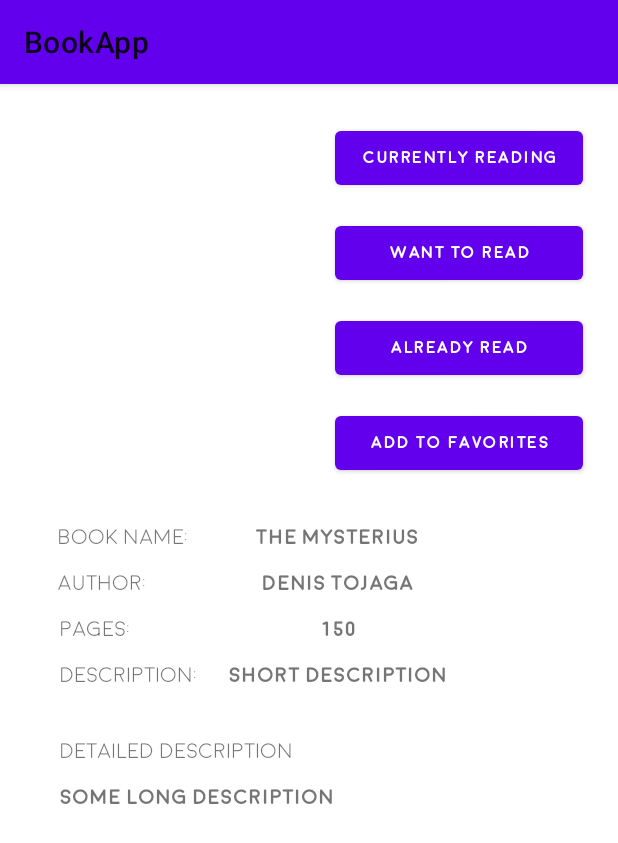
After one commit to Denis-Tojaga/BookApp, an Android app: the BookDetailsActivity screen opened directly, with no data from a screen before it, on a phone screen of 412 x 824 dp. The commit adds this screen. Shown: the top 843 px of the screen. Run offline under Robolectric (Android 15) with nearby library versions, the phone set to English and light mode, and no system bars; pictures from the network do not load.

Commit message:
Navigation to book activity finished

```diff
--- a/app/src/main/AndroidManifest.xml
+++ b/app/src/main/AndroidManifest.xml
@@ -2,7 +2,7 @@
 <manifest xmlns:android="http://schemas.android.com/apk/res/android"
     package="com.example.bookapp">
 
-    <uses-permission android:name="android.permission.INTERNET"/>
+    <uses-permission android:name="android.permission.INTERNET" />
 
     <application
         android:allowBackup="true"
@@ -11,7 +11,8 @@
         android:roundIcon="@mipmap/ic_launcher_round"
         android:supportsRtl="true"
         android:theme="@style/Theme.BookApp">
-        <activity android:name=".AllBooksActivity"></activity>
+        <activity android:name=".BookDetailsActivity"></activity>
+        <activity android:name=".AllBooksActivity" />
         <activity android:name=".MainActivity">
             <intent-filter>
                 <action android:name="android.intent.action.MAIN" />
--- a/app/src/main/java/com/example/bookapp/Book.java
+++ b/app/src/main/java/com/example/bookapp/Book.java
@@ -54,8 +54,8 @@ public class Book {
 
 
     //_pages getters and setters
-    public int get_pages() {
-        return _pages;
+    public String get_pages() {
+        return String.valueOf(_pages);
     }
     public void set_pages(int _pages) {
         this._pages = _pages;
--- /dev/null
+++ b/app/src/main/java/com/example/bookapp/BookDetailsActivity.java
@@ -0,0 +1,58 @@
+package com.example.bookapp;
+
+import androidx.appcompat.app.AppCompatActivity;
+
+import android.os.Bundle;
+import android.widget.Button;
+import android.widget.ImageView;
+import android.widget.TextView;
+
+import com.bumptech.glide.Glide;
+
+public class BookDetailsActivity extends AppCompatActivity {
+
+    private ImageView imgBookImage;
+    private Button btnAddToCurrentlyReading,btnAddToWantToRead,btnAddToAlreadyRead,btnAddToFavorites;
+    private TextView txtBookName,txtBookAuthor,txtPages,txtShortDescription,txtLongDescription;
+
+
+    @Override
+    protected void onCreate(Bundle savedInstanceState) {
+        super.onCreate(savedInstanceState);
+        setContentView(R.layout.activity_book_details);
+
+
+        //initializing all the views in this activity
+        InitViews();
+
+        //setBookData();
+
+    }
+
+    private void setBookData(Book _clickedBook) {
+        txtBookName.setText(_clickedBook.get_name());
+        txtBookAuthor.setText(_clickedBook.get_author());
+        txtPages.setText(_clickedBook.get_pages());
+        txtShortDescription.setText(_clickedBook.get_shortDesc());
+        txtLongDescription.setText(_clickedBook.get_longDesc());
+        Glide.with(this).asBitmap().load(_clickedBook.get_imageURL()).into(imgBookImage);
+    }
+
+
+    private void InitViews() {
+        imgBookImage = findViewById(R.id.imgBookImage);
+        btnAddToCurrentlyReading = findViewById(R.id.btnAddToCurrentlyReading);
+        btnAddToWantToRead = findViewById(R.id.btnAddToWantToRead);
+        btnAddToAlreadyRead = findViewById(R.id.btnAddToAlreadyRead);
+        btnAddToFavorites = findViewById(R.id.btnAddToFavorites);
+        txtBookName = findViewById(R.id.txtBookName);
+        txtBookAuthor = findViewById(R.id.txtBookAuthor);
+        txtPages = findViewById(R.id.txtPages);
+        txtShortDescription = findViewById(R.id.txtShortBookDescription);
+        txtLongDescription = findViewById(R.id.txtLongBookDescription);
+    }
+
+
+
+
+}
--- a/app/src/main/java/com/example/bookapp/BookRecyclerViewAdapter.java
+++ b/app/src/main/java/com/example/bookapp/BookRecyclerViewAdapter.java
@@ -1,6 +1,7 @@
 package com.example.bookapp;
 
 import android.content.Context;
+import android.content.Intent;
 import android.transition.Transition;
 import android.util.Log;
 import android.view.LayoutInflater;
@@ -75,7 +76,9 @@ public class BookRecyclerViewAdapter extends RecyclerView.Adapter<BookRecyclerVi
         holder._parent.setOnClickListener(new View.OnClickListener() {
             @Override
             public void onClick(View v) {
-                Toast.makeText(mContext, _books.get(position).get_name() + " selected", Toast.LENGTH_SHORT).show();
+                //when the card is clicked we need to navigate to BookActivity
+                Intent intent = new Intent(mContext,BookDetailsActivity.class);
+                mContext.startActivity(intent);
             }
         });
 
--- /dev/null
+++ b/app/src/main/res/layout/activity_book_details.xml
@@ -0,0 +1,189 @@
+<?xml version="1.0" encoding="utf-8"?>
+<androidx.constraintlayout.widget.ConstraintLayout xmlns:android="http://schemas.android.com/apk/res/android"
+    xmlns:app="http://schemas.android.com/apk/res-auto"
+    xmlns:tools="http://schemas.android.com/tools"
+    android:layout_width="match_parent"
+    android:layout_height="match_parent"
+    tools:context=".BookDetailsActivity">
+
+    <ImageView
+        android:id="@+id/imgBookImage"
+        android:layout_width="167dp"
+        android:layout_height="169dp"
+        android:layout_marginTop="25dp"
+        app:layout_constraintEnd_toEndOf="parent"
+        app:layout_constraintHorizontal_bias="0.13"
+        app:layout_constraintStart_toStartOf="parent"
+        app:layout_constraintTop_toTopOf="parent"
+        tools:src="@tools:sample/avatars" />
+
+    <Button
+        android:id="@+id/btnAddToCurrentlyReading"
+        android:layout_height="wrap_content"
+        android:layout_width="165dp"
+        android:textSize="11sp"
+        android:text="Currently reading"
+        android:fontFamily="@font/moon_bold"
+        app:layout_constraintEnd_toEndOf="parent"
+        app:layout_constraintStart_toEndOf="@+id/imgBookImage"
+        app:layout_constraintTop_toTopOf="@+id/imgBookImage" />
+
+    <Button
+        android:id="@+id/btnAddToWantToRead"
+        android:layout_width="165dp"
+        android:textSize="11sp"
+        android:layout_height="wrap_content"
+        android:layout_marginTop="15dp"
+        android:text="Want to read"
+        android:fontFamily="@font/moon_bold"
+        app:layout_constraintEnd_toEndOf="@+id/btnAddToCurrentlyReading"
+        app:layout_constraintStart_toStartOf="@+id/btnAddToCurrentlyReading"
+        app:layout_constraintTop_toBottomOf="@+id/btnAddToCurrentlyReading" />
+
+    <Button
+        android:id="@+id/btnAddToAlreadyRead"
+        android:layout_width="165dp"
+        android:layout_height="wrap_content"
+        android:layout_marginTop="15dp"
+        android:text="Already read"
+        android:textSize="11sp"
+
+        android:fontFamily="@font/moon_bold"
+        app:layout_constraintEnd_toEndOf="@+id/btnAddToWantToRead"
+        app:layout_constraintStart_toStartOf="@+id/btnAddToWantToRead"
+        app:layout_constraintTop_toBottomOf="@+id/btnAddToWantToRead" />
+
+    <Button
+        android:id="@+id/btnAddToFavorites"
+        android:layout_width="165dp"
+        android:layout_height="wrap_content"
+        android:layout_marginTop="15dp"
+        android:text="Add to favorites"
+        android:textSize="11sp"
+
+        android:fontFamily="@font/moon_bold"
+        app:layout_constraintEnd_toEndOf="@+id/btnAddToAlreadyRead"
+        app:layout_constraintStart_toStartOf="@+id/btnAddToAlreadyRead"
+        app:layout_constraintTop_toBottomOf="@+id/btnAddToAlreadyRead" />
+
+    <TextView
+        android:id="@+id/textView"
+        android:layout_width="wrap_content"
+        android:layout_height="wrap_content"
+        android:layout_marginTop="100dp"
+        android:text="Book name: "
+        android:fontFamily="@font/moon_light"
+        app:layout_constraintEnd_toEndOf="parent"
+        app:layout_constraintHorizontal_bias="0.12"
+        app:layout_constraintStart_toStartOf="parent"
+        app:layout_constraintTop_toBottomOf="@+id/imgBookImage" />
+
+    <TextView
+        android:id="@+id/textView3"
+        android:layout_width="wrap_content"
+        android:layout_height="wrap_content"
+        android:layout_marginTop="15dp"
+        android:text="Author: "
+        android:fontFamily="@font/moon_light"
+        app:layout_constraintEnd_toEndOf="@+id/textView"
+        app:layout_constraintHorizontal_bias="0.0"
+        app:layout_constraintStart_toStartOf="@+id/textView"
+        app:layout_constraintTop_toBottomOf="@+id/textView" />
+
+    <TextView
+        android:id="@+id/textView4"
+        android:layout_width="wrap_content"
+        android:layout_height="wrap_content"
+        android:layout_marginTop="15dp"
+        android:fontFamily="@font/moon_light"
+        android:text="Pages: "
+        app:layout_constraintEnd_toEndOf="@+id/textView3"
+        app:layout_constraintHorizontal_bias="0.13"
+        app:layout_constraintStart_toStartOf="@+id/textView3"
+        app:layout_constraintTop_toBottomOf="@+id/textView3" />
+
+    <TextView
+        android:id="@+id/textView5"
+        android:layout_width="wrap_content"
+        android:layout_height="wrap_content"
+        android:layout_marginTop="15dp"
+        android:text="Description: "
+        android:fontFamily="@font/moon_light"
+        app:layout_constraintEnd_toEndOf="@+id/textView4"
+        app:layout_constraintHorizontal_bias="0.0"
+        app:layout_constraintStart_toStartOf="@+id/textView4"
+        app:layout_constraintTop_toBottomOf="@+id/textView4" />
+
+    <TextView
+        android:id="@+id/textView6"
+        android:layout_width="wrap_content"
+        android:layout_height="wrap_content"
+        android:layout_marginTop="35dp"
+        android:text="Detailed description"
+        android:fontFamily="@font/moon_light"
+        app:layout_constraintEnd_toEndOf="@+id/textView5"
+        app:layout_constraintHorizontal_bias="0.0"
+        app:layout_constraintStart_toStartOf="@+id/textView5"
+        app:layout_constraintTop_toBottomOf="@+id/textView5" />
+
+    <TextView
+        android:id="@+id/txtBookName"
+        android:layout_width="wrap_content"
+        android:layout_height="wrap_content"
+        android:fontFamily="@font/moon_bold"
+        android:text="The Mysterius"
+        android:textStyle="bold"
+        app:layout_constraintBottom_toBottomOf="@+id/textView"
+        app:layout_constraintEnd_toEndOf="parent"
+        app:layout_constraintHorizontal_bias="0.24"
+        app:layout_constraintStart_toEndOf="@+id/textView" />
+
+    <TextView
+        android:id="@+id/txtBookAuthor"
+        android:layout_width="wrap_content"
+        android:layout_height="wrap_content"
+        android:layout_marginTop="15dp"
+        android:text="Denis Tojaga"
+        android:textStyle="bold"
+        android:fontFamily="@font/moon_bold"
+        app:layout_constraintEnd_toEndOf="@+id/txtBookName"
+        app:layout_constraintStart_toStartOf="@+id/txtBookName"
+        app:layout_constraintTop_toBottomOf="@+id/txtBookName" />
+
+    <TextView
+        android:id="@+id/txtPages"
+        android:layout_width="wrap_content"
+        android:layout_height="wrap_content"
+        android:layout_marginTop="15dp"
+        android:text="150"
+        android:textStyle="bold"
+        android:fontFamily="@font/moon_bold"
+        app:layout_constraintEnd_toEndOf="@+id/txtBookAuthor"
+        app:layout_constraintStart_toStartOf="@+id/txtBookAuthor"
+        app:layout_constraintTop_toBottomOf="@+id/txtBookAuthor" />
+
+    <TextView
+        android:id="@+id/txtShortBookDescription"
+        android:layout_width="wrap_content"
+        android:layout_height="wrap_content"
+        android:layout_marginTop="15dp"
+        android:text="Short description"
+        android:textStyle="bold"
+        android:fontFamily="@font/moon_bold"
+        app:layout_constraintEnd_toEndOf="@+id/txtPages"
+        app:layout_constraintStart_toStartOf="@+id/txtPages"
+        app:layout_constraintTop_toBottomOf="@+id/txtPages" />
+
+    <TextView
+        android:id="@+id/txtLongBookDescription"
+        android:layout_width="wrap_content"
+        android:layout_height="wrap_content"
+        android:layout_marginTop="15dp"
+        android:text="Some long description"
+        android:fontFamily="@font/moon_bold"
+        android:textStyle="bold"
+        app:layout_constraintEnd_toEndOf="parent"
+        app:layout_constraintHorizontal_bias="0.0"
+        app:layout_constraintStart_toStartOf="@+id/textView6"
+        app:layout_constraintTop_toBottomOf="@+id/textView6" />
+</androidx.constraintlayout.widget.ConstraintLayout>
```
